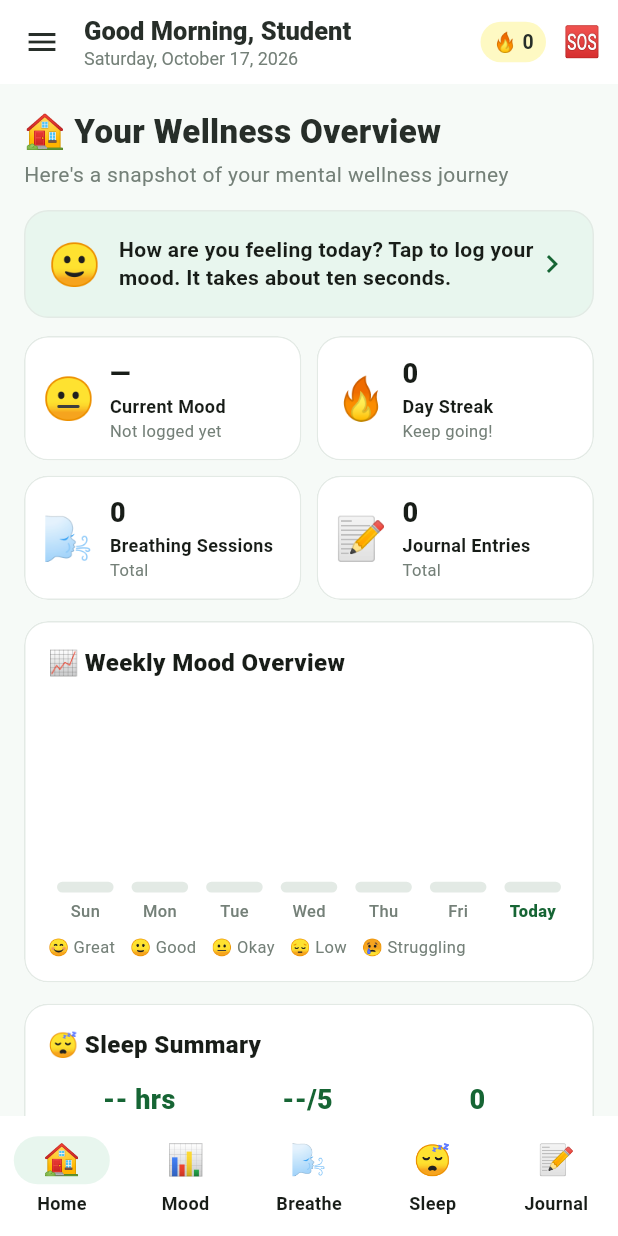
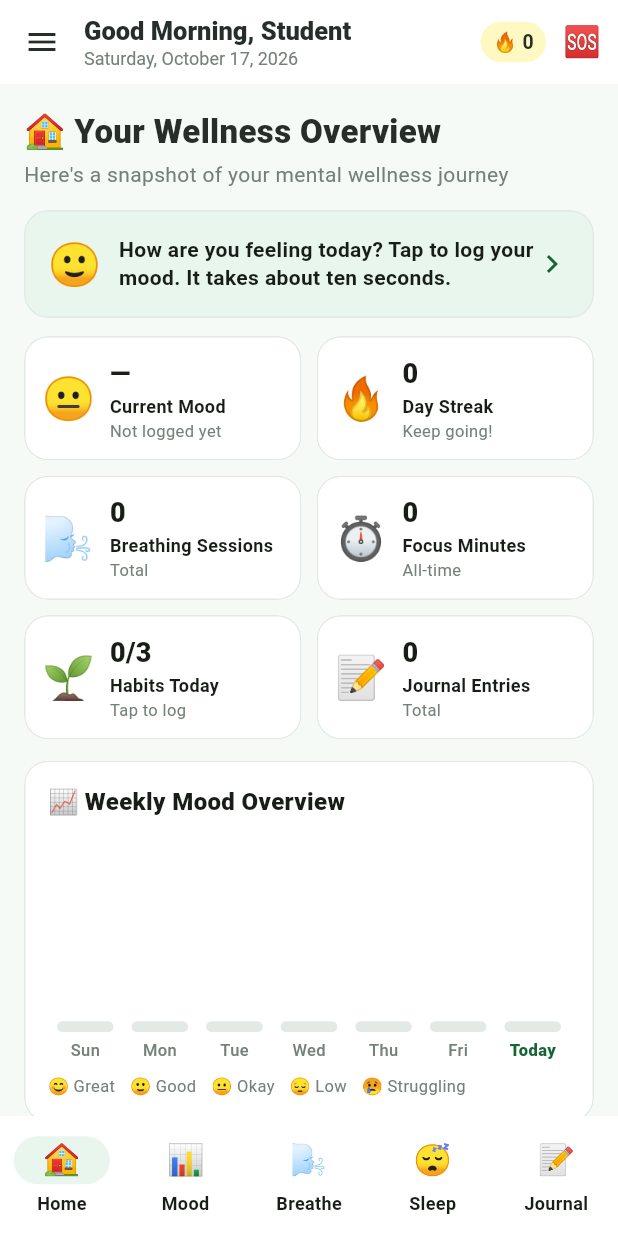
Before and after one commit to mamoon588/Mindfull-Campus-Student-Wellness, a Flutter app: the HomeShell screen opened directly, on a phone screen of 412 x 824 dp. Run offline on Flutter 3.47's test engine with Material 3 defaults, Android fonts, the phone set to English and light mode, and no system bars; our stand-ins replace audioplayers, fl_chart, flutter_tts, shared_preferences; missing offline and left inert: country_flags; accounts and stored records are empty.

Commit message:
Feat: Add animated insights dashboard, update sidebar navigation and overview

```diff
--- a/lib/screens/home_shell.dart
+++ b/lib/screens/home_shell.dart
@@ -1,21 +1,20 @@
 import 'package:flutter/material.dart';
 import 'package:provider/provider.dart';
-
 import '../services/app_state.dart';
 import '../services/voice_service.dart';
 import '../theme.dart';
 import '../utils.dart';
-import '../widgets/common.dart';
 import 'breathing_page.dart';
 import 'crisis_page.dart';
+import 'focus_timer_page.dart';
+import 'habit_tracker_page.dart';
+import 'insights_page.dart';
 import 'journal_page.dart';
 import 'mood_page.dart';
 import 'overview_page.dart';
 import 'resources_page.dart';
 import 'sleep_page.dart';
 
-/// The dashboard sections. The first five live in the bottom navigation bar;
-/// resources and crisis open as full pages (also reachable from the drawer).
 enum Section {
   overview('Overview', '🏠'),
   mood('Mood Tracker', '📊'),
@@ -23,6 +22,9 @@ enum Section {
   sleep('Sleep Tracker', '😴'),
   journal('Journal', '📝'),
   resources('Resources', '📚'),
+  focus('Focus Timer', '⏱️'),
+  habits('Habit Tracker', '🌱'),
+  insights('Insights', '📈'),
   crisis('Crisis Support', '🆘');
 
   const Section(this.title, this.icon);
@@ -44,10 +46,27 @@ class _HomeShellState extends State<HomeShell> {
   void go(Section s) {
     if (s.index < 5) {
       setState(() => _index = s.index);
-    } else if (s == Section.resources) {
-      Navigator.of(context).push(MaterialPageRoute<void>(builder: (_) => const ResourcesPage()));
     } else {
-      Navigator.of(context).push(MaterialPageRoute<void>(builder: (_) => const CrisisPage()));
+      Navigator.of(context).push(MaterialPageRoute<void>(
+        builder: (_) => _pageFor(s),
+      ));
+    }
+  }
+
+  Widget _pageFor(Section s) {
+    switch (s) {
+      case Section.resources:
+        return const ResourcesPage();
+      case Section.focus:
+        return const FocusTimerPage();
+      case Section.habits:
+        return const HabitTrackerPage();
+      case Section.insights:
+        return const InsightsPage();
+      case Section.crisis:
+        return const CrisisPage();
+      default:
+        return const SizedBox.shrink();
     }
   }
 
@@ -75,7 +94,6 @@ class _HomeShellState extends State<HomeShell> {
     final app = context.watch<AppState>();
     final now = DateTime.now();
     final firstName = app.userName.split(' ').first;
-
     return PopScope(
       canPop: _index == 0,
       onPopInvokedWithResult: (didPop, _) {
@@ -90,7 +108,8 @@ class _HomeShellState extends State<HomeShell> {
             children: [
               Text('${greetingFor(now.hour)}, $firstName',
                   style: const TextStyle(fontSize: 17, fontWeight: FontWeight.w800)),
-            Text(longDate(now), style: const TextStyle(fontSize: 12, color: AppColors.muted)),
+              Text(longDate(now),
+                  style: const TextStyle(fontSize: 12, color: AppColors.muted)),
             ],
           ),
           actions: [
@@ -112,16 +131,40 @@ class _HomeShellState extends State<HomeShell> {
           ],
         ),
         drawer: Drawer(
+          // 👈 FIXED: Straight corners (no rounded edges)
+          shape: const RoundedRectangleBorder(borderRadius: BorderRadius.zero),
           child: SafeArea(
             child: Column(
               children: [
-              ListTile(
-                leading: const CircleAvatar(
+                // 👈 FIXED: Added a Close button and user info in one row
+                Padding(
+                  padding: const EdgeInsets.fromLTRB(16, 8, 8, 8),
+                  child: Row(
+                    children: [
+                      const CircleAvatar(
                           backgroundColor: AppColors.primarySoft, child: Text('👩‍🎓')),
-                title: Text(app.userName, style: const TextStyle(fontWeight: FontWeight.w700)),
-                subtitle: Text(app.userEmail, overflow: TextOverflow.ellipsis),
+                      const SizedBox(width: 12),
+                      Expanded(
+                        child: Column(
+                          crossAxisAlignment: CrossAxisAlignment.start,
+                          children: [
+                            Text(app.userName,
+                                style: const TextStyle(fontWeight: FontWeight.w700, fontSize: 15)),
+                            Text(app.userEmail, overflow: TextOverflow.ellipsis, style: const TextStyle(fontSize: 12)),
+                          ],
+                        ),
+                      ),
+                      IconButton(
+                        icon: const Icon(Icons.close, color: AppColors.muted),
+                        onPressed: () => Navigator.pop(context), // Closes the drawer
+                      ),
+                    ],
+                  ),
                 ),
                 const Divider(),
+                Expanded(
+                  child: ListView(
+                    children: [
                       for (final s in Section.values)
                         ListTile(
                           leading: Text(s.icon, style: const TextStyle(fontSize: 20)),
@@ -136,11 +179,14 @@ class _HomeShellState extends State<HomeShell> {
                             go(s);
                           },
                         ),
-              const Spacer(),
+                    ],
+                  ),
+                ),
                 const Divider(),
                 ListTile(
-                leading: const Text('🚪', style: TextStyle(fontSize: 20)),
-                title: const Text('Log Out'),
+                  // 👈 FIXED: Professional Logout Icon instead of Door Emoji
+                  leading: const Icon(Icons.logout, color: AppColors.danger),
+                  title: const Text('Log Out', style: TextStyle(fontWeight: FontWeight.w600)),
                   onTap: () {
                     Navigator.pop(context);
                     _confirmLogout();
--- a/lib/screens/overview_page.dart
+++ b/lib/screens/overview_page.dart
@@ -1,6 +1,5 @@
 import 'package:flutter/material.dart';
 import 'package:provider/provider.dart';
-
 import '../models.dart';
 import '../services/app_state.dart';
 import '../theme.dart';
@@ -29,7 +28,6 @@ class OverviewPage extends StatelessWidget {
     final mood = app.latestMood;
     final moodOpt = mood == null ? null : moodByKey(mood.mood);
     final sleep = app.lastSleep;
-
     return ListView(
       padding: const EdgeInsets.fromLTRB(16, 16, 16, 24),
       children: [
@@ -57,11 +55,40 @@ class OverviewPage extends StatelessWidget {
                 mood == null ? 'Not logged yet' : (mood.date == todayKey() ? 'Today' : mood.date)),
             _StatCard('🔥', '${app.moodStreak}', 'Day Streak', 'Keep going!'),
             _StatCard('🌬️', '${app.breathCount}', 'Breathing Sessions', 'Total'),
+            _StatCard('⏱️', '${app.totalFocusMinutes}', 'Focus Minutes', 'All-time'),
+            _StatCard('🌱', '${app.habitsDoneToday}/${app.habits.length}', 'Habits Today', 'Tap to log'),
             _StatCard('📝', '${app.journals.length}', 'Journal Entries', 'Total'),
           ],
         ),
         const SizedBox(height: 14),
         _WeeklyMoodChart(moods: app.moods),
+        const SizedBox(height: 14),
+        AppCard(
+          onTap: () => onNavigate(Section.insights),
+          child: Row(
+            children: [
+              const Text('📈', style: TextStyle(fontSize: 28)),
+              const SizedBox(width: 12),
+              Expanded(
+                child: Column(
+                  crossAxisAlignment: CrossAxisAlignment.start,
+                  children: [
+                    const Text('See your Insights',
+                        style: TextStyle(fontWeight: FontWeight.w700, fontSize: 15)),
+                    const SizedBox(height: 2),
+                    Text(
+                      app.totalFocusMinutes == 0
+                          ? 'Start a focus session to fill your charts'
+                          : '${app.totalFocusMinutes} focus minutes • ${app.completedFocusSessions} sessions so far',
+                      style: const TextStyle(fontSize: 12, color: AppColors.muted),
+                    ),
+                  ],
+                ),
+              ),
+              const Icon(Icons.chevron_right, color: AppColors.primaryDark),
+            ],
+          ),
+        ),
         const SizedBox(height: 14),
         AppCard(
           onTap: () => onNavigate(Section.sleep),
@@ -91,6 +118,9 @@ class OverviewPage extends StatelessWidget {
         AdaptiveGrid(
           children: [
             _Action('📊', 'Check Mood', 'Log how you feel', () => onNavigate(Section.mood)),
+            _Action('⏱️', 'Focus Timer', 'Pomodoro 25 min', () => onNavigate(Section.focus)),
+            _Action('🌱', 'Habits', 'Daily check-ins', () => onNavigate(Section.habits)),
+            _Action('📈', 'Insights', 'Charts & trends', () => onNavigate(Section.insights)),
             _Action('🌬️', 'Breathe', 'Guided exercise', () => onNavigate(Section.breathing)),
             _Action('😴', 'Log Sleep', 'Track rest', () => onNavigate(Section.sleep)),
             _Action('📝', 'Journal', 'Write thoughts', () => onNavigate(Section.journal)),
@@ -107,7 +137,8 @@ class OverviewPage extends StatelessWidget {
               const Text('💡 Wellness Tip of the Day',
                   style: TextStyle(fontWeight: FontWeight.w800, fontSize: 16)),
               const SizedBox(height: 6),
-              Text(_tips[DateTime.now().day % _tips.length], style: const TextStyle(height: 1.4)),
+              Text(_tips[DateTime.now().day % _tips.length],
+                  style: const TextStyle(height: 1.4)),
             ],
           ),
         ),
@@ -223,7 +254,6 @@ class _WeeklyMoodChart extends StatelessWidget {
   Widget build(BuildContext context) {
     final today = DateTime.now();
     final days = [for (var i = 6; i >= 0; i--) today.subtract(Duration(days: i))];
-
     return AppCard(
       child: Column(
         crossAxisAlignment: CrossAxisAlignment.start,
@@ -236,8 +266,7 @@ class _WeeklyMoodChart extends StatelessWidget {
             child: Row(
               crossAxisAlignment: CrossAxisAlignment.end,
               children: [
-                for (final d in days)
-                  Expanded(child: _bar(d, d == days.last)),
+                for (final d in days) Expanded(child: _bar(d, d == days.last)),
               ],
             ),
           ),
```
Also changed, not shown: lib/screens/insights_page.dart (added, +502 -0 lines). Lines whose indentation alone changed are shown as unchanged.
